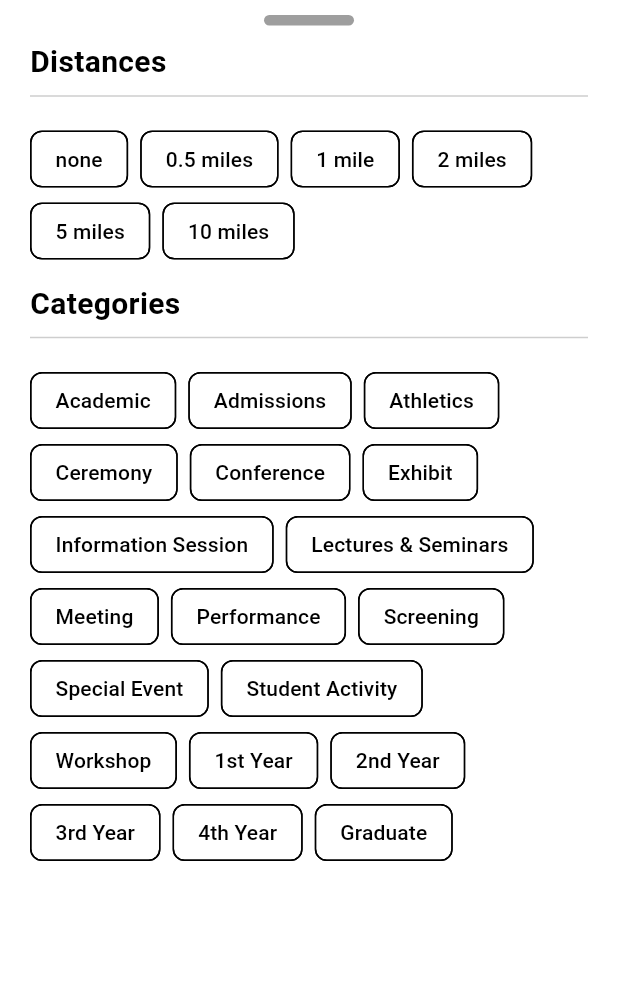
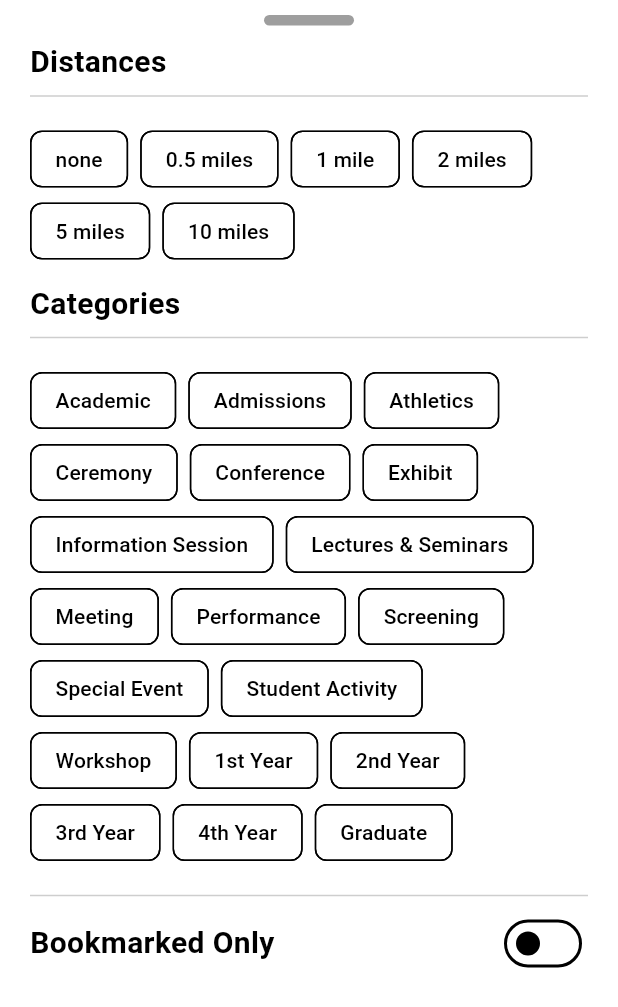
Before and after one commit to YuDavidCao/HooHacks, a Flutter app: the FilterSheet widget shown alone on an empty page, opened directly with empty values, on a phone screen of 412 x 824 dp. Shown: the top 1007 px of the screen. Run offline on Flutter 3.47's test engine with Material 3 defaults, Android fonts, the phone set to English and light mode, and no system bars; our stand-ins replace cloud_firestore, firebase_auth, firebase_core, firebase_storage, geolocator, google_generative_ai and 3 more; accounts and stored records are empty; generated files the repository leaves out were written again; network calls fail.

Commit message:
added filter by bookmarks

```diff
--- a/hoohacks_flutter/lib/filter_sheet.dart
+++ b/hoohacks_flutter/lib/filter_sheet.dart
@@ -5,15 +5,19 @@ class FilterSheet extends StatefulWidget {
   final List<String> categories;
   final ScrollController scrollController;
   final String distanceFilter;
+  final bool bookMarked;
   final Function setDistanceFilter;
   final Function onFilterChanged;
+  final Function setBookMarked;
   const FilterSheet({
     super.key,
     required this.scrollController,
     required this.categories,
+    required this.bookMarked,
     required this.distanceFilter,
     required this.setDistanceFilter,
     required this.onFilterChanged,
+    required this.setBookMarked,
   });
 
   @override
@@ -22,10 +26,12 @@ class FilterSheet extends StatefulWidget {
 
 class _FilterSheetState extends State<FilterSheet> {
   String distanceFilter = "none";
+  late bool bookMarked = false;
 
   @override
   void initState() {
     distanceFilter = widget.distanceFilter;
+    bookMarked = widget.bookMarked;
     super.initState();
   }
 
@@ -125,6 +131,36 @@ class _FilterSheetState extends State<FilterSheet> {
               ],
             ),
           ),
+          Divider(
+            color: Colors.grey.withOpacity(0.5),
+            thickness: 1,
+            indent: 20,
+            endIndent: 20,
+          ),
+          Row(
+            mainAxisAlignment: MainAxisAlignment.spaceBetween,
+            children: [
+              Padding(
+                padding: const EdgeInsets.fromLTRB(20, 0, 0, 0),
+                child: Text(
+                  'Bookmarked Only',
+                  style: TextStyle(fontSize: 20, fontWeight: FontWeight.w600),
+                ),
+              ),
+              Padding(
+                padding: const EdgeInsets.fromLTRB(0, 0, 20, 0),
+                child: Switch(
+                  value: bookMarked,
+                  onChanged: (value) {
+                    setState(() {
+                      bookMarked = value;
+                      widget.setBookMarked(value);
+                    });
+                  },
+                ),
+              ),
+            ],
+          ),
         ],
       ),
     );
--- a/hoohacks_flutter/lib/firebase/flask_endpint.dart
+++ b/hoohacks_flutter/lib/firebase/flask_endpint.dart
@@ -12,6 +12,7 @@ Future<List<ActivityModel>> getFilteredActivities(
   List<String> categories,
   String distance,
   String searchString,
+  bool bookMarkedOnly
 ) async {
   final response = await http.post(
     Uri.parse("$baseUrl/get-activity"),
@@ -22,6 +23,7 @@ Future<List<ActivityModel>> getFilteredActivities(
       "Categories": categories,
       "Distances": disToMiles(distance),
       "SearchString": searchString,
+      "BookMarkedOnly": bookMarkedOnly,
     }),
     headers: {"Content-Type": "application/json"},
   );
--- a/hoohacks_flutter/pubspec.yaml
+++ b/hoohacks_flutter/pubspec.yaml
@@ -48,6 +48,7 @@ dependencies:
   google_generative_ai: ^0.4.6
   flutter_staggered_grid_view: ^0.7.0
   shared_preferences: ^2.5.3
+  url_launcher: ^6.3.1
 
 dev_dependencies:
   flutter_test:
```
Also changed, not shown: hoohacks_flutter/lib/activity_page.dart (+33 -12 lines), hoohacks_flutter/lib/map_page.dart (+15 -13 lines), hoohacks_flutter/pubspec.lock, 2 other files.
